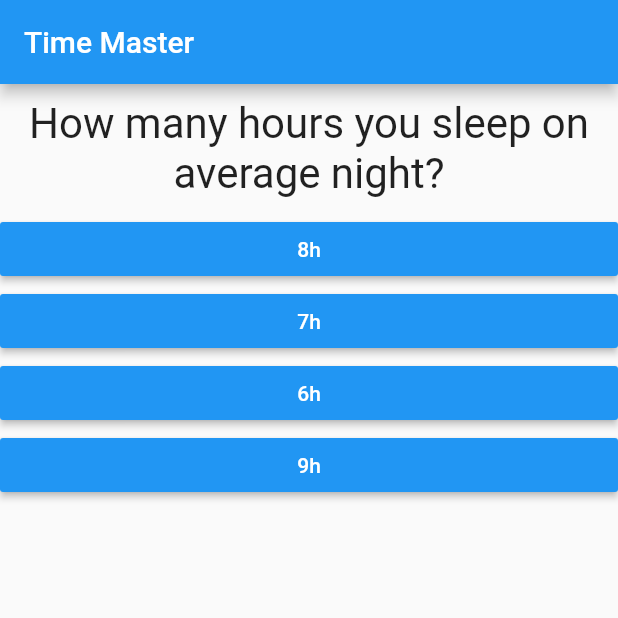
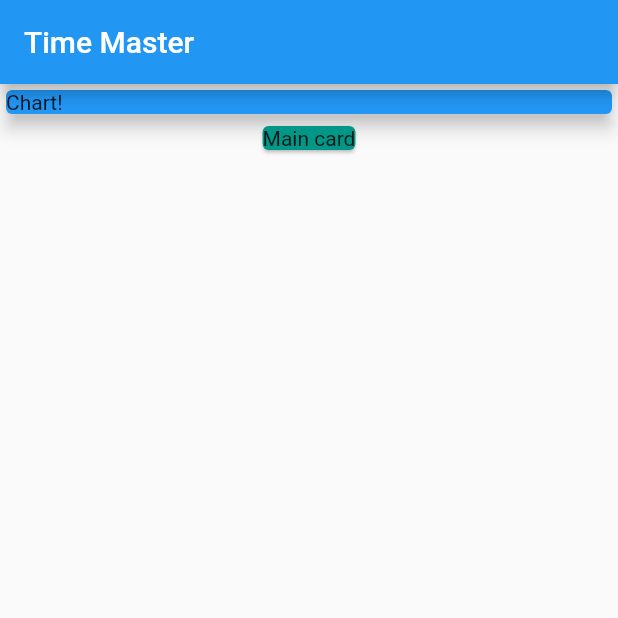
Before and after one commit to Alicja-T/time-master, a Flutter app: the screen it shows after launch, on a phone screen of 412 x 824 dp, the top half of it. Run offline on Flutter 3.47's test engine with Material 2 defaults, Android fonts, the phone set to English and light mode, and no system bars.

Commit message:
adding data class

```diff
--- a/lib/main.dart
+++ b/lib/main.dart
@@ -1,79 +1,51 @@
 import 'package:flutter/material.dart';
-import './result.dart';
-import './quiz.dart';
+import './timechunk.dart';
 
-void main() {
-  runApp(MyApp());
+void main() => runApp(MyApp());
+
+class MyApp extends StatelessWidget {
+  @override
+  Widget build(BuildContext context) {
+    return MaterialApp(
+      title: 'Flutter App',
+      home: MyHomePage(),
+    );
+  }
 }
 
-class MyApp extends StatefulWidget {
-  @override
-  State<StatefulWidget> createState() {
-      return _MyAppState();
-  }
+class MyHomePage extends StatelessWidget {
+final List<Timechunk> justalist = [ Timechunk(
+      id: 0,
+      title: 'Learning Flutter',
+      duration: 60,
+      start: DateTime.now(),
+      category: 'skills')
+  ];
 
-
-}
-
-class _MyAppState extends State<MyApp> {
-  var _questionIndex = 0;
-  var _totalScore = 0;
-  final _questions = const [
-      { 'questionText' : 'How many hours you sleep on average night?',
-        'answers' : [
-          {'text' : '8h', 'score' : 8*7},
-          {'text' : '7h', 'score' : 7*7},
-          {'text' : '6h', 'score' : 6*7},
-          {'text' : '9h', 'score' : 9*7},
-         ],
-      },
-      { 'questionText' : 'How many hours a week you spend at work including commute time?',
-        'answers' : [
-          {'text' : '40', 'score' : 40},
-          {'text' : '50', 'score' : 50},
-          {'text' : '60', 'score' : 60},
-          {'text' : '30', 'score' : 30}
-        ],
-      },
-      { 'questionText' : 'How many hours a week you spend on household chores?',
-        'answers' : [
-          {'text' : '10', 'score' : 10},
-          {'text' : '15', 'score' : 15},
-          {'text' : '20', 'score' : 20},
-          {'text' : '25', 'score' : 25},
-        ],
-      },
-    ];
-
-  void _restartQuiz() {
-    setState( () {
-      _questionIndex = 0;
-      _totalScore = 0;
-    });
-  }
-
-  void _answerQuestion(int score) {
-    _totalScore += score;
-    setState(() {
-      _questionIndex = _questionIndex + 1;
-    });
-
-    print(_questionIndex);
-  }
 
 
   @override
   Widget build(BuildContext context) {
-
-
-    return MaterialApp(home: Scaffold(
-      appBar: AppBar(title: Text('Time Master'), ),
-      body: _questionIndex < _questions.length ?
-      Quiz(
-        answerQuestion: _answerQuestion,
-        questionIndex: _questionIndex,
-        questions: _questions)
-        : Result(_totalScore, _restartQuiz),
-    ), );
+    return Scaffold(
+      appBar: AppBar(
+        title: Text('Time Master'),
+      ),
+      body: Column(
+        children: [
+          Container(
+            width: double.infinity,
+            child: Card(
+              color:Colors.blue,
+              child: Text('Chart!'),
+              elevation: 5,
+            ),
+          ),
+          Card(
+            color: Colors.teal,
+            child: Text('Main card')
+          )
+        ],
+      )
+    );
   }
 }
--- /dev/null
+++ b/lib/timechunk.dart
@@ -0,0 +1,10 @@
+class Timechunk {
+  final String title;
+  final String category;
+  final int id;
+  final int duration;
+  final DateTime start;
+
+  Timechunk({this.title, this.id, this.duration, this.start, this.category});
+
+}
```
Also changed, not shown: 1 other file.
